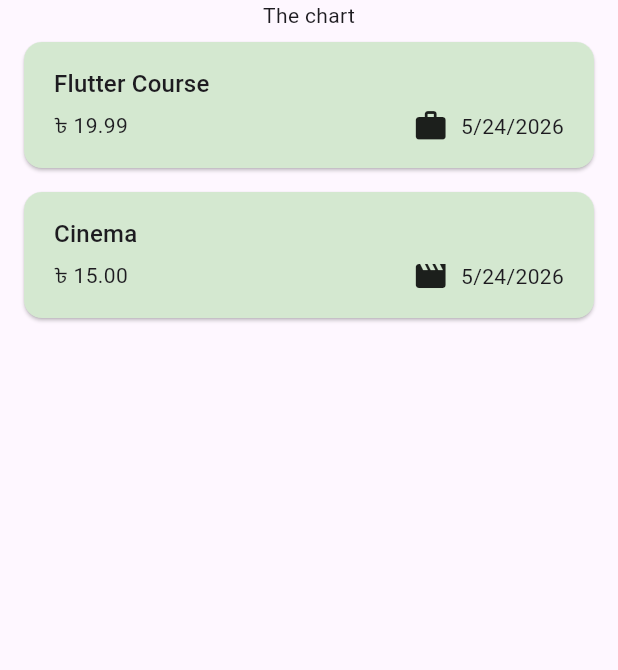
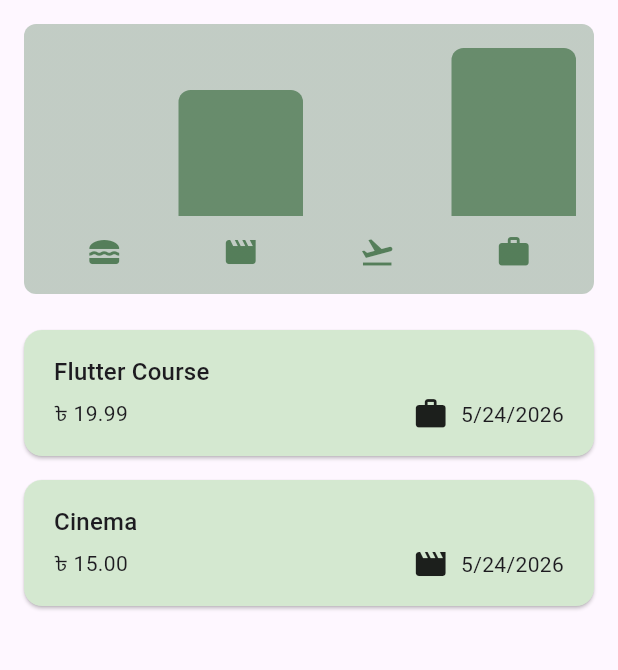
Before and after one commit to mdazharulhoque7/hqexpensetracker, a Flutter app: the screen it shows after launch, on a phone screen of 412 x 824 dp, the part 84-754 px from its top. Run offline on Flutter 3.47's test engine with Material 3 defaults, Android fonts, the phone set to English and light mode, and no system bars.

Commit message:
add expense charts

```diff
--- a/lib/models/expense.dart
+++ b/lib/models/expense.dart
@@ -5,18 +5,13 @@
 const uuid = Uuid();
 final dateFormatter = DateFormat.yMd();
 
-enum Category {
-  food,
-  travel,
-  leisure,
-  work,
-}
+enum Category { food, travel, leisure, work }
 
 const categoryIcons = {
   Category.food: Icons.lunch_dining,
-  Category.travel : Icons.flight_takeoff,
+  Category.travel: Icons.flight_takeoff,
   Category.leisure: Icons.movie,
-  Category.work: Icons.work
+  Category.work: Icons.work,
 };
 
 class Expense {
@@ -34,6 +29,28 @@
   }) : id = uuid.v4();
 
   String get formattedDate {
-   return dateFormatter.format(date);
+    return dateFormatter.format(date);
   }
 }
+
+class ExpenseBucket {
+  final Category category;
+  final List<Expense> expenses;
+
+  // Default constructor funcion
+  const ExpenseBucket({required this.category, required this.expenses});
+
+  // Named constructor function
+  ExpenseBucket.forCategory(List<Expense> allExpenses, this.category)
+    : expenses = allExpenses
+          .where((expense) => expense.category == category)
+          .toList();
+
+  double get totalExpenses {
+    double sum = 0;
+    for (final expense in expenses) {
+      sum += expense.amount;
+    }
+    return sum;
+  }
+}
--- /dev/null
+++ b/lib/widgets/charts/chart.dart
@@ -0,0 +1,95 @@
+import 'package:flutter/material.dart';
+import 'package:hqexpensetracker/models/expense.dart';
+import 'package:hqexpensetracker/widgets/charts/chart_bar.dart';
+
+
+class Chart extends StatelessWidget {
+  const Chart({super.key, required this.expenses});
+
+  final List<Expense> expenses;
+
+  List<ExpenseBucket> get buckets {
+    return [
+      ExpenseBucket.forCategory(expenses, Category.food),
+      ExpenseBucket.forCategory(expenses, Category.leisure),
+      ExpenseBucket.forCategory(expenses, Category.travel),
+      ExpenseBucket.forCategory(expenses, Category.work),
+    ];
+  }
+
+  double get maxTotalExpense {
+    double maxTotalExpense = 0;
+
+    for (final bucket in buckets) {
+      if (bucket.totalExpenses > maxTotalExpense) {
+        maxTotalExpense = bucket.totalExpenses;
+      }
+    }
+
+    return maxTotalExpense;
+  }
+
+  @override
+  Widget build(BuildContext context) {
+    final isDarkMode =
+        MediaQuery.of(context).platformBrightness == Brightness.dark;
+    return Container(
+      margin: const EdgeInsets.all(16),
+      padding: const EdgeInsets.symmetric(
+        vertical: 16,
+        horizontal: 8,
+      ),
+      width: double.infinity,
+      height: 180,
+      decoration: BoxDecoration(
+        borderRadius: BorderRadius.circular(8),
+        gradient: LinearGradient(
+          colors: [
+            Theme.of(context).colorScheme.primary.withAlpha(77),
+            Theme.of(context).colorScheme.primary.withAlpha(77)
+          ],
+          begin: Alignment.bottomCenter,
+          end: Alignment.topCenter,
+        ),
+      ),
+      child: Column(
+        children: [
+          Expanded(
+            child: Row(
+              crossAxisAlignment: CrossAxisAlignment.end,
+              children: [
+                for (final bucket in buckets) // alternative to map()
+                  ChartBar(
+                    fill: bucket.totalExpenses == 0
+                        ? 0
+                        : bucket.totalExpenses / maxTotalExpense,
+                  )
+              ],
+            ),
+          ),
+          const SizedBox(height: 12),
+          Row(
+            children: buckets
+                .map(
+                  (bucket) => Expanded(
+                    child: Padding(
+                      padding: const EdgeInsets.symmetric(horizontal: 4),
+                      child: Icon(
+                        categoryIcons[bucket.category],
+                        color: isDarkMode
+                            ? Theme.of(context).colorScheme.secondary
+                            : Theme.of(context)
+                                .colorScheme
+                                .primary
+                                .withAlpha(200),
+                      ),
+                    ),
+                  ),
+                )
+                .toList(),
+          )
+        ],
+      ),
+    );
+  }
+}
--- /dev/null
+++ b/lib/widgets/charts/chart_bar.dart
@@ -0,0 +1,34 @@
+import 'package:flutter/material.dart';
+
+class ChartBar extends StatelessWidget {
+  const ChartBar({
+    super.key,
+    required this.fill,
+  });
+
+  final double fill;
+
+  @override
+  Widget build(BuildContext context) {
+    final isDarkMode =
+        MediaQuery.of(context).platformBrightness == Brightness.dark;
+    return Expanded(
+      child: Padding(
+        padding: const EdgeInsets.symmetric(horizontal: 4),
+        child: FractionallySizedBox(
+          heightFactor: fill,
+          child: DecoratedBox(
+            decoration: BoxDecoration(
+              shape: BoxShape.rectangle,
+              borderRadius:
+                  const BorderRadius.vertical(top: Radius.circular(8)),
+              color: isDarkMode
+                  ? Theme.of(context).colorScheme.secondary
+                  : Theme.of(context).colorScheme.primary.withAlpha(166),
+            ),
+          ),
+        ),
+      ),
+    );
+  }
+}
--- a/lib/widgets/expenses/expenses.dart
+++ b/lib/widgets/expenses/expenses.dart
@@ -1,4 +1,5 @@
 import 'package:flutter/material.dart';
+import 'package:hqexpensetracker/widgets/charts/chart.dart';
 import 'package:hqexpensetracker/widgets/expenses/expenses_list/expenses_list.dart';
 import 'package:hqexpensetracker/models/expense.dart';
 import 'package:hqexpensetracker/widgets/expenses/new_expense.dart';
@@ -75,7 +76,7 @@
       ),
       body: Column(
         children: [
-          const Text('The chart'),
+          Chart(expenses: _registeredExpenses),
           Expanded(child: mainContent,),
         ],
       ),
```
